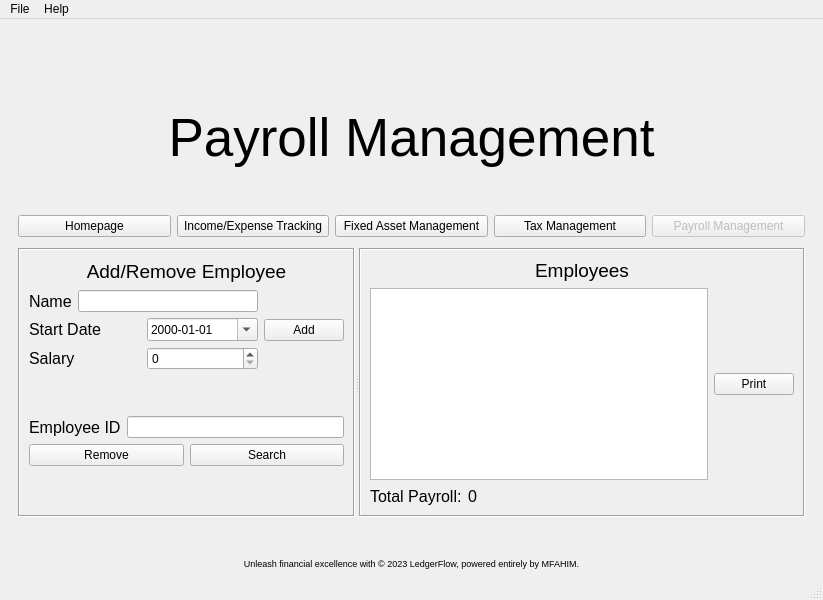
This is LedgerFlow_UI.ui in mohammed-algh/LedgerFlow as Qt 5 draws it before an edit. The edited form follows.
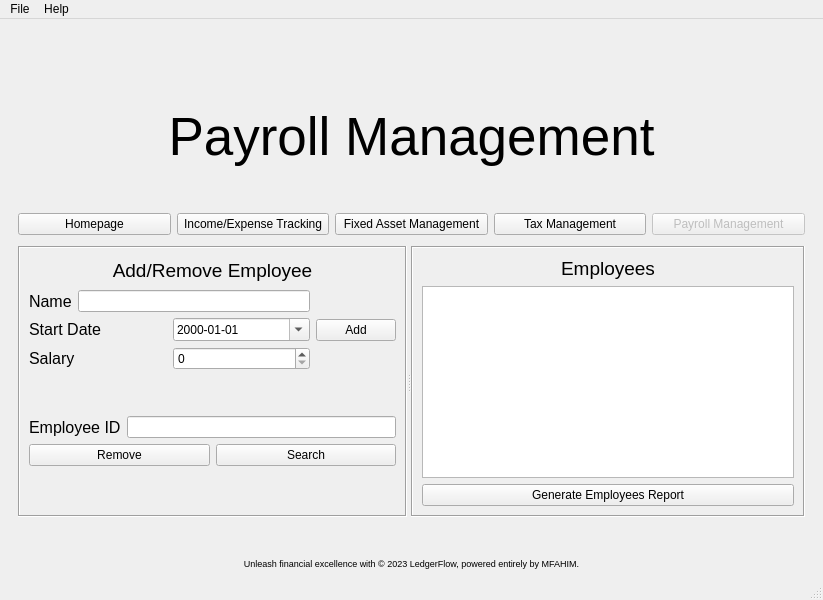
This is the edited form. The open tabs and pages were chosen to show the change.

```diff
--- a/LedgerFlow_UI.ui
+++ b/LedgerFlow_UI.ui
@@ -1652,6 +1652,12 @@
                         <property name="maximum">
                          <number>999999999</number>
                         </property>
+                        <property name="singleStep">
+                         <number>100</number>
+                        </property>
+                        <property name="value">
+                         <number>0</number>
+                        </property>
                        </widget>
                       </item>
                      </layout>
@@ -1777,65 +1783,21 @@
               <item>
                <layout class="QVBoxLayout" name="verticalLayout_21">
                 <item>
-                 <layout class="QHBoxLayout" name="horizontalLayout_30">
-                  <item>
-                   <widget class="QListView" name="Employees_List"/>
-                  </item>
-                  <item>
-                   <widget class="QPushButton" name="print_emp_Button">
-                    <property name="text">
-                     <string>Print</string>
-                    </property>
-                   </widget>
-                  </item>
-                 </layout>
+                 <widget class="QTableView" name="tableView">
+                  <attribute name="verticalHeaderVisible">
+                   <bool>false</bool>
+                  </attribute>
+                 </widget>
                 </item>
                 <item>
-                 <layout class="QHBoxLayout" name="horizontalLayout_29">
-                  <item>
-                   <widget class="QLabel" name="label_38">
-                    <property name="font">
-                     <font>
-                      <pointsize>12</pointsize>
-                     </font>
-                    </property>
-                    <property name="text">
-                     <string>Total Payroll:</string>
-                    </property>
-                    <property name="alignment">
-                     <set>Qt::AlignLeading|Qt::AlignLeft|Qt::AlignVCenter</set>
-                    </property>
-                   </widget>
-                  </item>
-                  <item>
-                   <widget class="QLabel" name="Total_Payroll_Value">
-                    <property name="font">
-                     <font>
-                      <pointsize>12</pointsize>
-                     </font>
-                    </property>
-                    <property name="text">
-                     <string>0</string>
-                    </property>
-                    <property name="alignment">
-                     <set>Qt::AlignLeading|Qt::AlignLeft|Qt::AlignVCenter</set>
-                    </property>
-                   </widget>
-                  </item>
-                  <item>
-                   <spacer name="horizontalSpacer_4">
-                    <property name="orientation">
-                     <enum>Qt::Horizontal</enum>
-                    </property>
-                    <property name="sizeHint" stdset="0">
-                     <size>
-                      <width>40</width>
-                      <height>20</height>
-                     </size>
-                    </property>
-                   </spacer>
-                  </item>
-                 </layout>
+                 <layout class="QHBoxLayout" name="horizontalLayout_30"/>
+                </item>
+                <item>
+                 <widget class="QPushButton" name="print_emp_Button">
+                  <property name="text">
+                   <string>Generate Employees Report</string>
+                  </property>
+                 </widget>
                 </item>
                </layout>
               </item>
```
Left out of the diff: 5 changed lines with no effect on the pictures.
